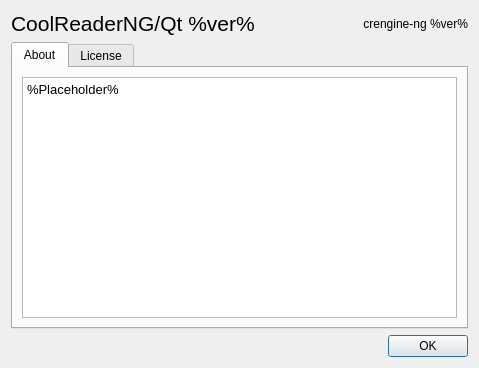
Above: src/aboutdlg.ui from CrazyCoder/crqt-ng before the change. Below: the same form after it.
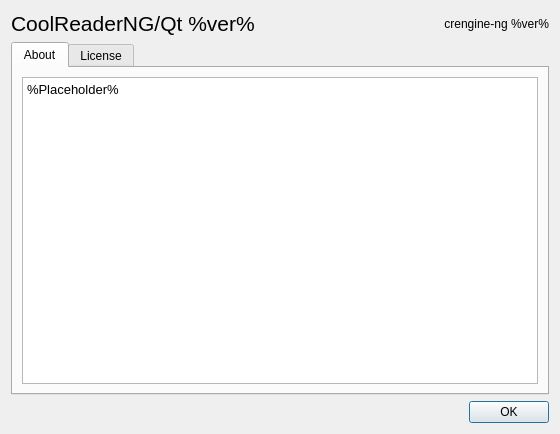
That is the form after the change.

Commit message: About dialog: added info about fork, increased font size, dialog size.

```diff
--- a/src/aboutdlg.ui
+++ b/src/aboutdlg.ui
@@ -6,10 +6,16 @@
    <rect>
     <x>0</x>
     <y>0</y>
-    <width>479</width>
-    <height>368</height>
+    <width>560</width>
+    <height>434</height>
    </rect>
   </property>
+  <property name="minimumSize">
+   <size>
+    <width>500</width>
+    <height>350</height>
+   </size>
+  </property>
   <property name="windowTitle">
    <string>About CoolReaderNG/Qt</string>
   </property>
```
The commit also changes 6 other files.
